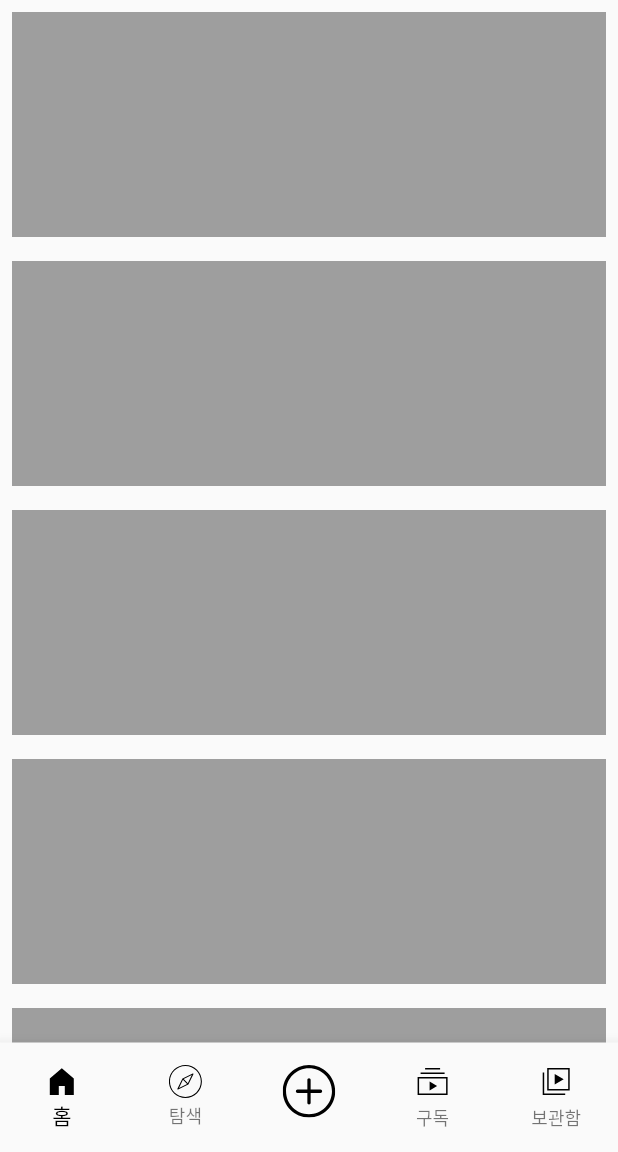
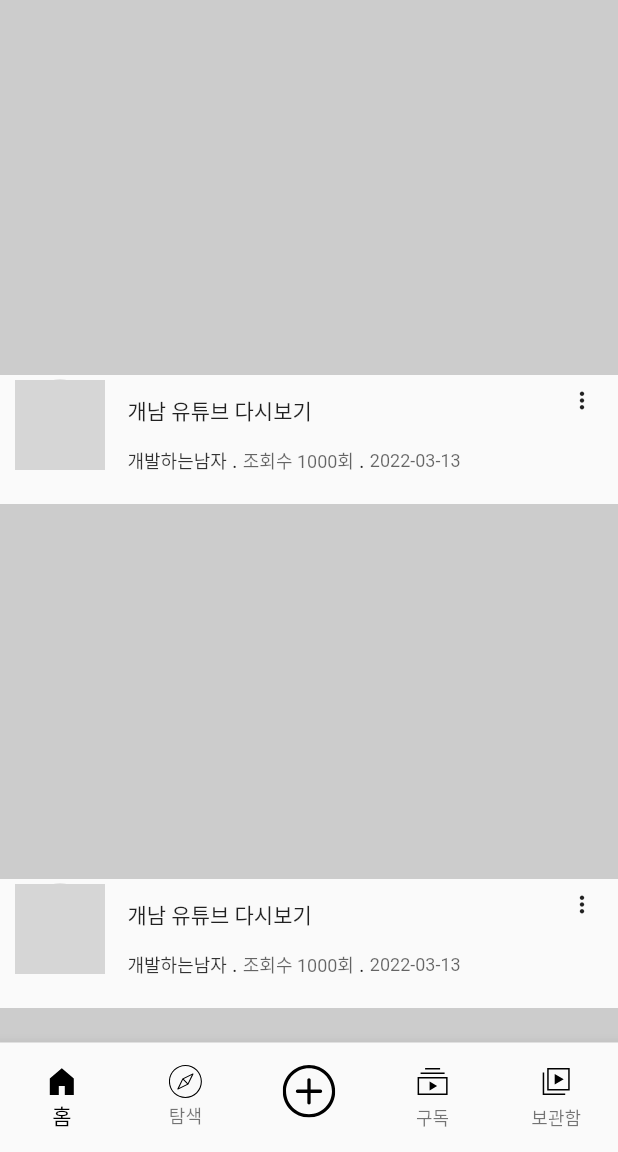
Before and after one commit to Dokkabei97/youtube_app, a Flutter app: the screen it shows after launch, on a phone screen of 412 x 824 dp, the part 84-1236 px from its top. Run offline on Flutter 3.47's test engine with Material 2 defaults, Android fonts, the phone set to English and light mode, and no system bars; our stand-ins replace flutter_svg, get; network calls fail; grey boxes are pictures that could not be loaded.

Commit message:
화면 리스트 구현

```diff
--- a/lib/main.dart
+++ b/lib/main.dart
@@ -1,5 +1,6 @@
 import 'package:flutter/material.dart';
 import 'package:youtube/src/binding/init_bining.dart';
+import 'package:youtube/src/components/youtube_detail.dart';
 import 'src/app.dart';
 import 'package:get/get.dart';
 
@@ -23,7 +24,10 @@ class MyApp extends StatelessWidget {
       ),
       initialBinding: InitBinding(),
       initialRoute: "/",
-      getPages: [GetPage(name: "/", page: () => const App())],
+      getPages: [
+        GetPage(name: "/", page: () => const App()),
+        GetPage(name: "/detail/:videoId", page: () => const YoutubeDetail()),
+      ],
     );
   }
 }
--- /dev/null
+++ b/lib/src/components/video_widget.dart
@@ -0,0 +1,94 @@
+import 'package:flutter/material.dart';
+
+class VideoWidget extends StatelessWidget {
+  const VideoWidget({Key? key}) : super(key: key);
+
+  Widget _thumbnail() {
+    return Container(
+      height: 250,
+      color: Colors.grey.withOpacity(0.5),
+    );
+  }
+
+  Widget _simpleDetailinfo() {
+    return Container(
+      padding: const EdgeInsets.only(
+        left: 10,
+        bottom: 20,
+      ),
+      child: Row(
+        children: [
+          CircleAvatar(
+            radius: 30,
+            backgroundColor: Colors.grey.withOpacity(0.5),
+            backgroundImage: Image.network(
+                    "https://yt3.ggpht.com/yti/APfAmoHkDBthGHtpjIt8Sr_ndlKSOmVV_CPyVzNgmVK-=s108-c-k-c0x00ffffff-no-rj")
+                .image,
+          ),
+          SizedBox(width: 15),
+          Expanded(
+            child: Column(
+              children: [
+                Row(
+                  mainAxisAlignment: MainAxisAlignment.spaceBetween,
+                  children: [
+                    Expanded(
+                        child: Text(
+                      "개남 유튜브 다시보기",
+                      maxLines: 2,
+                    )),
+                    IconButton(
+                      alignment: Alignment.topCenter,
+                      icon: Icon(Icons.more_vert, size: 18),
+                      onPressed: () {},
+                    ),
+                  ],
+                ),
+                Row(
+                  children: [
+                    Text(
+                      "개발하는남자",
+                      maxLines: 2,
+                      style: TextStyle(
+                        fontSize: 12,
+                        color: Colors.black.withOpacity(0.8),
+                      ),
+                    ),
+                    Text(" . "),
+                    Text(
+                      "조회수 1000회",
+                      style: TextStyle(
+                        fontSize: 12,
+                        color: Colors.black.withOpacity(0.6),
+                      ),
+                    ),
+                    Text(" . "),
+                    Text(
+                      "2022-03-13",
+                      style: TextStyle(
+                        fontSize: 12,
+                        color: Colors.black.withOpacity(0.6),
+                      ),
+                    ),
+                  ],
+                ),
+              ],
+            ),
+          ),
+        ],
+      ),
+    );
+  }
+
+  @override
+  Widget build(BuildContext context) {
+    return Container(
+      child: Column(
+        children: [
+          _thumbnail(),
+          _simpleDetailinfo(),
+        ],
+      ),
+    );
+  }
+}
--- /dev/null
+++ b/lib/src/components/youtube_detail.dart
@@ -0,0 +1,15 @@
+import 'package:flutter/material.dart';
+import 'package:get/get.dart';
+
+class YoutubeDetail extends StatelessWidget {
+  const YoutubeDetail({Key? key}) : super(key: key);
+
+  @override
+  Widget build(BuildContext context) {
+    return Container(
+      child: Center(
+        child: Text(Get.parameters["videoId"]!),
+      ),
+    );
+  }
+}
--- a/lib/src/pages/home.dart
+++ b/lib/src/pages/home.dart
@@ -1,4 +1,6 @@
 import 'package:flutter/material.dart';
+import 'package:get/get.dart';
+import 'package:youtube/src/components/video_widget.dart';
 
 import '../components/custom_appbar.dart';
 
@@ -18,12 +20,11 @@ class Home extends StatelessWidget {
           SliverList(
             delegate: SliverChildBuilderDelegate(
               (context, index) {
-                return Padding(
-                  padding: const EdgeInsets.all(8.0),
-                  child: Container(
-                    height: 150,
-                    color: Colors.grey,
-                  ),
+                return GestureDetector(
+                  onTap: () {
+                    Get.toNamed("/detail/239587");
+                  },
+                  child: VideoWidget(),
                 );
               },
               childCount: 10,
```
